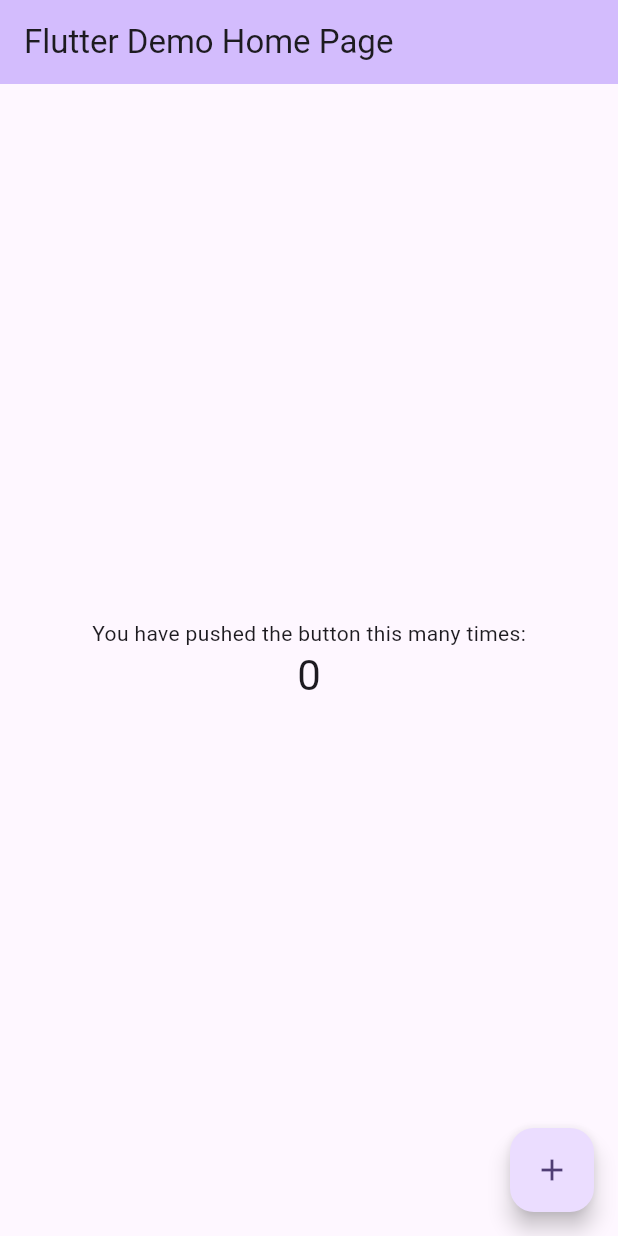
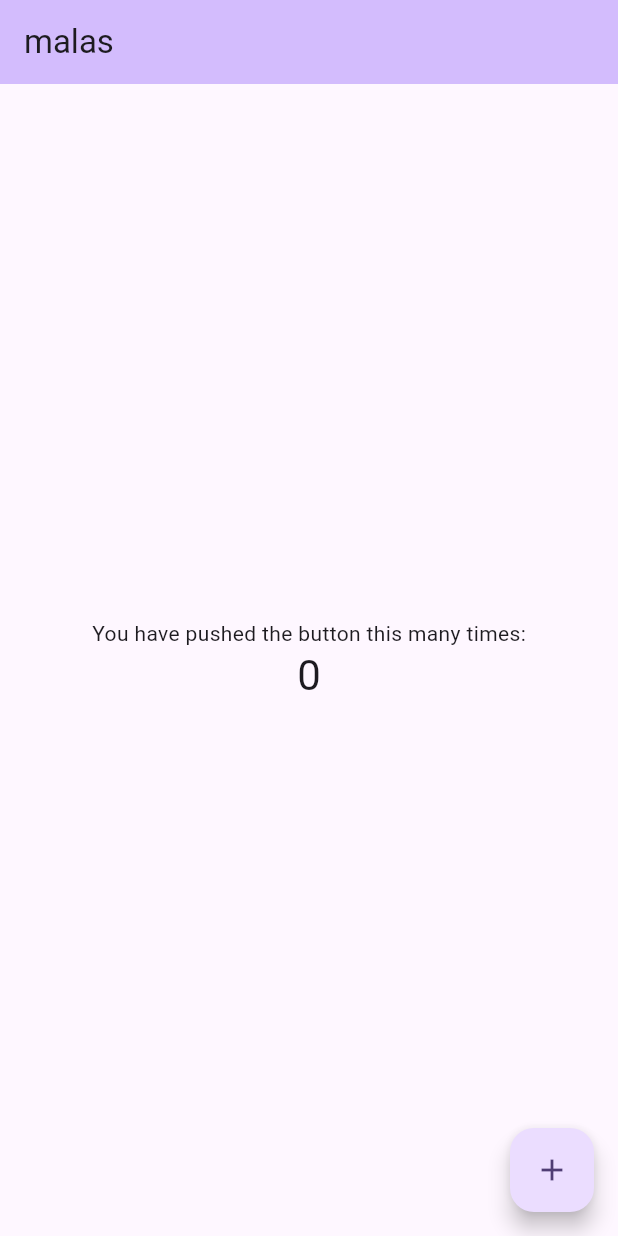
Before and after one commit to piss0/flutter_profile_card, a Flutter app: the screen it shows after launch, on a phone screen of 412 x 824 dp. Run offline on Flutter 3.47's test engine with Material 3 defaults, Android fonts, the phone set to English and light mode, and no system bars.

```diff
--- a/lib/main.dart
+++ b/lib/main.dart
@@ -11,7 +11,7 @@ class MyApp extends StatelessWidget {
   @override
   Widget build(BuildContext context) {
     return MaterialApp(
-      title: 'Flutter Demo',
+      title: 'Flutter ',
       theme: ThemeData(
         // This is the theme of your application.
         //
@@ -30,7 +30,8 @@ class MyApp extends StatelessWidget {
         // tested with just a hot reload.
         colorScheme: ColorScheme.fromSeed(seedColor: Colors.deepPurple),
       ),
-      home: const MyHomePage(title: 'Flutter Demo Home Page'),
+      home: const MyHomePage(title: 'malas'),
+      debugShowCheckedModeBanner: false,
     );
   }
 }
--- a/pubspec.yaml
+++ b/pubspec.yaml
@@ -58,7 +58,7 @@ flutter:
   uses-material-design: true
 
   # To add assets to your application, add an assets section, like this:
-  # assets:
+assets:
   #   - images/a_dot_burr.jpeg
   #   - images/a_dot_ham.jpeg
 
```
Also changed, not shown: lib/doc about.dart (added, +50 -0 lines).
